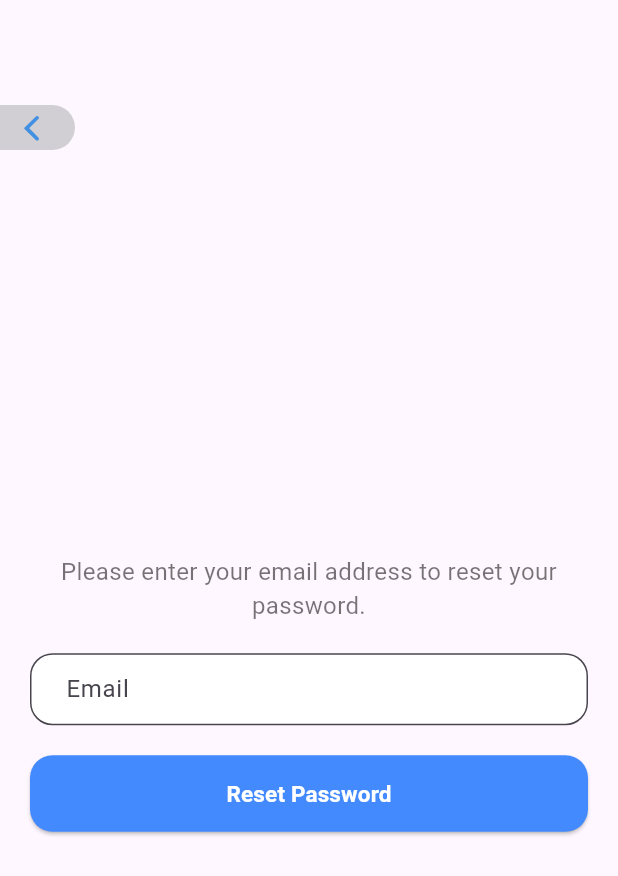
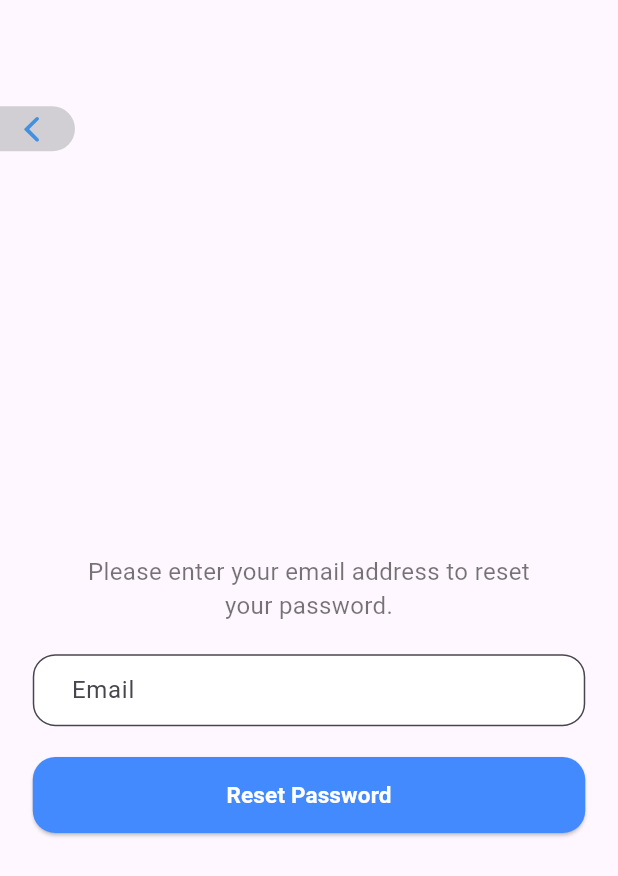
Before and after one commit to L4XB/movissance_movie_discovery, a Flutter app: the screen it shows once a user with an empty profile is signed in, item 4 of the bottom bar chosen, after a tap on "Reset Password", on a phone screen of 412 x 824 dp. Shown: the top 876 px of the screen. Run offline on Flutter 3.47's test engine with Material 3 defaults, Android fonts, the phone set to English and light mode, and no system bars; our stand-ins replace auto_size_text, bloc, dio, firebase_auth, firebase_core, firebase_messaging and 8 more; accounts and stored records are empty; network calls fail.

Commit message:
core: finished responisve design and reorderd some files

```diff
--- a/lib/main.dart
+++ b/lib/main.dart
@@ -1,8 +1,8 @@
 import 'package:firebase_core/firebase_core.dart';
 import 'package:flutter/material.dart';
-import 'package:red_line/firebase_messaging_service.dart';
-import 'package:red_line/firebase_options.dart';
 import 'package:red_line/src/app.dart';
+import 'package:red_line/src/common/config/firebase_options.dart';
+import 'package:red_line/src/common/services/firebase_messaging_service.dart';
 
 void main() async {
   WidgetsFlutterBinding.ensureInitialized();
--- a/lib/src/app.dart
+++ b/lib/src/app.dart
@@ -1,8 +1,8 @@
 import 'package:flutter/material.dart';
 import 'package:flutter_bloc/flutter_bloc.dart';
 import 'package:persistent_bottom_nav_bar/persistent_bottom_nav_bar.dart';
+import 'package:red_line/src/common/config/config.dart';
 import 'package:red_line/src/common/widgets/persistent_bottom_nav_bar.dart';
-import 'package:red_line/src/config.dart';
 import 'package:red_line/src/features/auth/cubit/user_data_cubit.dart';
 import 'package:red_line/src/features/auth/data/auth_repository.dart';
 import 'package:red_line/src/features/auth/data/firebase_auth_repository.dart';
--- a/lib/src/features/auth/presentation/password_reset/password_reset.dart
+++ b/lib/src/features/auth/presentation/password_reset/password_reset.dart
@@ -15,31 +15,35 @@ class _PasswordResetScreenState extends State<PasswordResetScreen> {
   Widget build(BuildContext context) {
     final TextEditingController emailController = TextEditingController();
     final GlobalKey<FormState> formKey = GlobalKey<FormState>();
+    final size = MediaQuery.of(context).size;
+    final scaler = MediaQuery.of(context).textScaler;
 
     return Scaffold(
       body: Column(
         children: [
           Padding(
-            padding: const EdgeInsets.only(top: 70),
+            padding: EdgeInsets.only(top: size.height * 0.086),
             child: Align(
                 alignment: Alignment.centerLeft, child: CustomBackButton()),
           ),
           Expanded(
             child: Center(
               child: Padding(
-                padding: const EdgeInsets.symmetric(horizontal: 20),
+                padding: EdgeInsets.symmetric(horizontal: size.width * 0.053),
                 child: Column(
                   mainAxisSize: MainAxisSize.min,
                   children: [
                     Padding(
-                      padding: const EdgeInsets.symmetric(horizontal: 20),
-                      child: const Text(
+                      padding:
+                          EdgeInsets.symmetric(horizontal: size.width * 0.053),
+                      child: Text(
                         "Please enter your email address to reset your password.",
                         textAlign: TextAlign.center,
-                        style: TextStyle(fontSize: 16, color: Colors.black54),
+                        style: TextStyle(
+                            fontSize: scaler.scale(16), color: Colors.black54),
                       ),
                     ),
-                    const SizedBox(height: 20),
+                    SizedBox(height: size.height * 0.025),
                     Form(
                       key: formKey,
                       child: TextFormField(
@@ -57,12 +61,12 @@ class _PasswordResetScreenState extends State<PasswordResetScreen> {
                           ),
                           filled: true,
                           fillColor: Colors.white,
-                          contentPadding:
-                              const EdgeInsets.symmetric(horizontal: 20),
+                          contentPadding: EdgeInsets.symmetric(
+                              horizontal: size.width * 0.053),
                         ),
                       ),
                     ),
-                    const SizedBox(height: 20),
+                    SizedBox(height: size.height * 0.025),
                     SizedBox(
                       width: double.infinity,
                       child: ElevatedButton(
@@ -79,13 +83,15 @@ class _PasswordResetScreenState extends State<PasswordResetScreen> {
                           shape: RoundedRectangleBorder(
                             borderRadius: BorderRadius.circular(15),
                           ),
-                          padding: const EdgeInsets.symmetric(
-                              horizontal: 50, vertical: 15),
+                          padding: EdgeInsets.symmetric(
+                              horizontal: size.width * 0.133,
+                              vertical: size.height * 0.018),
                         ),
-                        child: const Text(
+                        child: Text(
                           'Reset Password',
                           style: TextStyle(
-                              fontSize: 15, fontWeight: FontWeight.bold),
+                              fontSize: scaler.scale(15),
+                              fontWeight: FontWeight.bold),
                         ),
                       ),
                     ),
--- a/lib/src/features/discover/presentation/widgets/movie_page.dart
+++ b/lib/src/features/discover/presentation/widgets/movie_page.dart
@@ -1,7 +1,7 @@
 import 'package:flutter/material.dart';
 import 'package:flutter_bloc/flutter_bloc.dart';
 import 'package:persistent_bottom_nav_bar/persistent_bottom_nav_bar.dart';
-import 'package:red_line/src/config.dart';
+import 'package:red_line/src/common/config/config.dart';
 import 'package:red_line/src/features/home/domain/movie_model.dart';
 import 'package:red_line/src/features/movie_details/bloc/movie_details_cubit/movie_details_cubit.dart';
 import 'package:red_line/src/features/movie_details/bloc/movie_provider_cubit/movie_provider_cubit.dart';
--- a/lib/src/features/favorites/data/api_favouites_data_repository.dart
+++ b/lib/src/features/favorites/data/api_favouites_data_repository.dart
@@ -1,5 +1,5 @@
 import 'package:dio/dio.dart';
-import 'package:red_line/src/config.dart';
+import 'package:red_line/src/common/config/config.dart';
 import 'package:red_line/src/features/favorites/data/favourites_data_repository.dart';
 import 'package:red_line/src/features/home/domain/movie_model.dart';
 
--- a/lib/src/features/favorites/presentation/widgets/favourits_element.dart
+++ b/lib/src/features/favorites/presentation/widgets/favourits_element.dart
@@ -2,7 +2,7 @@ import 'package:flutter/cupertino.dart';
 import 'package:flutter/material.dart';
 import 'package:flutter_bloc/flutter_bloc.dart';
 import 'package:persistent_bottom_nav_bar/persistent_bottom_nav_bar.dart';
-import 'package:red_line/src/config.dart';
+import 'package:red_line/src/common/config/config.dart';
 import 'package:red_line/src/features/home/domain/movie_model.dart';
 import 'package:red_line/src/features/movie_details/bloc/movie_details_cubit/movie_details_cubit.dart';
 import 'package:red_line/src/features/movie_details/bloc/movie_provider_cubit/movie_provider_cubit.dart';
--- a/lib/src/features/home/data/api_genre_repository.dart
+++ b/lib/src/features/home/data/api_genre_repository.dart
@@ -1,5 +1,5 @@
 import 'package:dio/dio.dart';
-import 'package:red_line/src/config.dart';
+import 'package:red_line/src/common/config/config.dart';
 import 'package:red_line/src/features/home/data/genre_repository.dart';
 import 'package:red_line/src/features/home/domain/genre_model.dart';
 
--- a/lib/src/features/home/data/api_movie_repository.dart
+++ b/lib/src/features/home/data/api_movie_repository.dart
@@ -1,5 +1,5 @@
 import 'package:dio/dio.dart';
-import 'package:red_line/src/config.dart';
+import 'package:red_line/src/common/config/config.dart';
 import 'package:red_line/src/features/home/data/movie_repository.dart';
 import 'package:red_line/src/features/home/domain/movie_model.dart';
 import 'package:red_line/src/features/movie_details/domain/movie_detail_model.dart';
--- a/lib/src/features/home/presentation/widgets/home_screen_content.dart
+++ b/lib/src/features/home/presentation/widgets/home_screen_content.dart
@@ -1,8 +1,8 @@
 import 'package:flutter/material.dart';
 import 'package:flutter_bloc/flutter_bloc.dart';
 import 'package:persistent_bottom_nav_bar/persistent_bottom_nav_bar.dart';
+import 'package:red_line/src/common/config/config.dart';
 import 'package:red_line/src/common/extensions/sized_box_extension.dart';
-import 'package:red_line/src/config.dart';
 import 'package:red_line/src/features/home/bloc/home_genre_cubit/home_genre_cubit.dart';
 import 'package:red_line/src/features/home/bloc/home_movie_cubit/home_movie_cubit.dart';
 import 'package:red_line/src/features/home/presentation/widgets/discover_more_button.dart';
--- a/lib/src/features/movie_details/data/api_provider_repository.dart
+++ b/lib/src/features/movie_details/data/api_provider_repository.dart
@@ -1,5 +1,5 @@
 import 'package:dio/dio.dart';
-import 'package:red_line/src/config.dart';
+import 'package:red_line/src/common/config/config.dart';
 import 'package:red_line/src/features/movie_details/data/provider_repository.dart';
 import 'package:red_line/src/features/movie_details/domain/provider_model.dart';
 
--- a/lib/src/features/movie_details/data/api_reviews_repository.dart
+++ b/lib/src/features/movie_details/data/api_reviews_repository.dart
@@ -1,5 +1,5 @@
 import 'package:dio/dio.dart';
-import 'package:red_line/src/config.dart';
+import 'package:red_line/src/common/config/config.dart';
 import 'package:red_line/src/features/movie_details/data/reviews_repository.dart';
 import 'package:red_line/src/features/movie_details/domain/review_model.dart';
 
--- a/lib/src/features/movie_details/presentation/widgets/general_informations/movie_poster.dart
+++ b/lib/src/features/movie_details/presentation/widgets/general_informations/movie_poster.dart
@@ -1,5 +1,5 @@
 import 'package:flutter/cupertino.dart';
-import 'package:red_line/src/config.dart';
+import 'package:red_line/src/common/config/config.dart';
 
 class MoviePoster extends StatelessWidget {
   final String backdropPath;
--- a/lib/src/features/movie_details/presentation/widgets/general_informations/overlay_image.dart
+++ b/lib/src/features/movie_details/presentation/widgets/general_informations/overlay_image.dart
@@ -1,7 +1,7 @@
 import 'package:flutter/cupertino.dart';
 import 'package:flutter/material.dart';
 import 'package:flutter_bloc/flutter_bloc.dart';
-import 'package:red_line/src/config.dart';
+import 'package:red_line/src/common/config/config.dart';
 import 'package:red_line/src/features/movie_details/bloc/movie_details_cubit/movie_details_cubit.dart';
 
 class OverlayImage extends StatelessWidget {
--- a/lib/src/features/movie_details/presentation/widgets/movie_details/movie_details_sections/widgets/movie_status_badge.dart
+++ b/lib/src/features/movie_details/presentation/widgets/movie_details/movie_details_sections/widgets/movie_status_badge.dart
@@ -1,6 +1,6 @@
 import 'package:flutter/cupertino.dart';
 import 'package:flutter/material.dart';
-import 'package:red_line/src/config.dart';
+import 'package:red_line/src/common/config/config.dart';
 
 class MovieStatusBadge extends StatelessWidget {
   final String status;
--- a/lib/src/features/movie_details/presentation/widgets/movie_details/movie_details_sections/widgets/provider_tile.dart
+++ b/lib/src/features/movie_details/presentation/widgets/movie_details/movie_details_sections/widgets/provider_tile.dart
@@ -1,6 +1,6 @@
 import 'package:flutter/cupertino.dart';
 import 'package:flutter/material.dart';
-import 'package:red_line/src/config.dart';
+import 'package:red_line/src/common/config/config.dart';
 import 'package:red_line/src/features/movie_details/domain/provider_model.dart';
 
 class ProviderTile extends StatelessWidget {
--- a/lib/src/features/movie_details/presentation/widgets/movie_details/movie_details_sections/widgets/review_box.dart
+++ b/lib/src/features/movie_details/presentation/widgets/movie_details/movie_details_sections/widgets/review_box.dart
@@ -1,6 +1,6 @@
 import 'package:flutter/cupertino.dart';
 import 'package:flutter/material.dart';
-import 'package:red_line/src/config.dart';
+import 'package:red_line/src/common/config/config.dart';
 import 'package:red_line/src/features/movie_details/domain/review_model.dart';
 
 class ReviewBox extends StatelessWidget {
```
Also changed, not shown: lib/src/common/config/config.dart (renamed from lib/src/config.dart), lib/src/common/config/firebase_options.dart (renamed from lib/firebase_options.dart), lib/src/common/services/firebase_messaging_service.dart (renamed from lib/firebase_messaging_service.dart).
